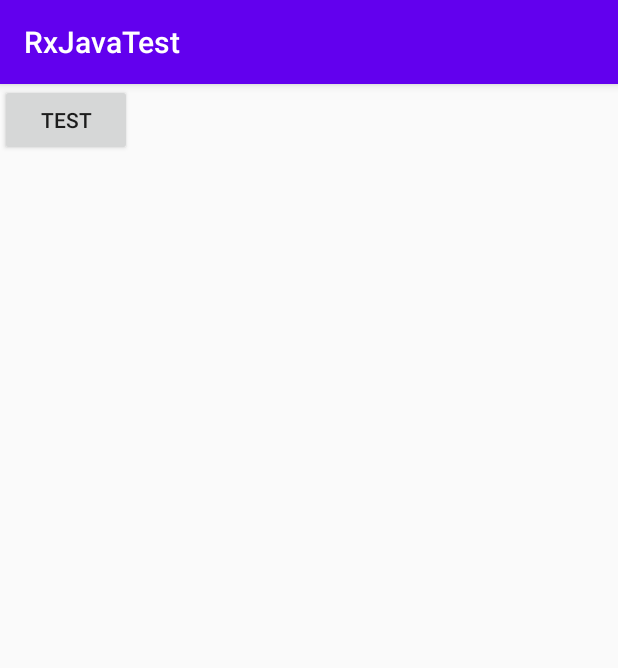
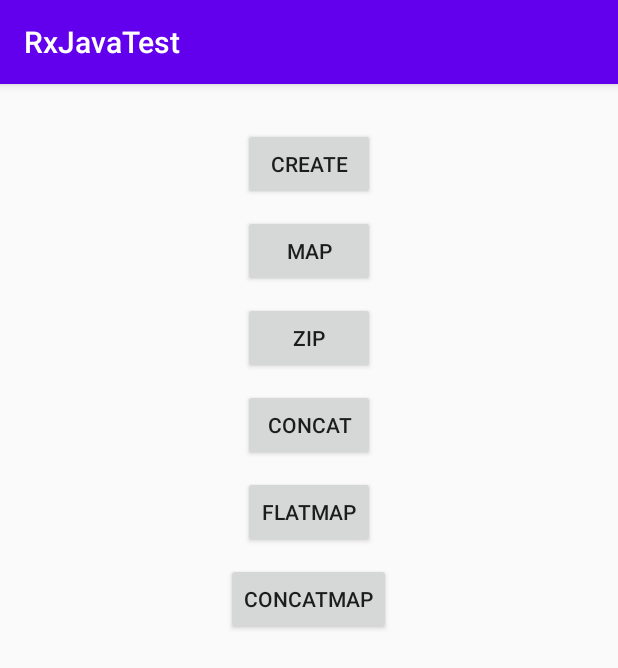
Before and after one commit to boyXue/RxJavaTest, an Android app: the screen it shows after launch (MainActivity), on a phone screen of 412 x 824 dp. Shown: the top 668 px of the screen. Run offline under Robolectric (Android 15) with nearby library versions, the phone set to English and light mode, and no system bars; our stand-ins replace RxJava.

```diff
--- a/app/src/main/res/layout/activity_main.xml
+++ b/app/src/main/res/layout/activity_main.xml
@@ -7,18 +7,56 @@
     android:orientation="vertical"
     tools:context=".MainActivity">
 
-    <Button
-        android:id="@+id/button"
-        android:text="test"
-        android:layout_width="wrap_content"
-        android:layout_height="wrap_content"/>
-
-    <ImageView
-        android:id="@+id/imageView"
-        android:layout_width="wrap_content"
-        android:layout_height="wrap_content" />
     <TextView
         android:id="@+id/textView"
+        android:layout_width="match_parent"
+        android:layout_height="wrap_content" />
+
+    <Button
+        android:id="@+id/createButton"
         android:layout_width="wrap_content"
-        android:layout_height="wrap_content"/>
+        android:layout_height="wrap_content"
+        android:layout_gravity="center_horizontal"
+        android:layout_marginTop="10dp"
+        android:text="create" />
+
+    <Button
+        android:id="@+id/mapButton"
+        android:layout_width="wrap_content"
+        android:layout_height="wrap_content"
+        android:layout_gravity="center_horizontal"
+        android:layout_marginTop="10dp"
+        android:text="map" />
+
+    <Button
+        android:id="@+id/zipButton"
+        android:layout_width="wrap_content"
+        android:layout_height="wrap_content"
+        android:layout_gravity="center_horizontal"
+        android:layout_marginTop="10dp"
+        android:text="zip" />
+
+    <Button
+        android:id="@+id/concatButton"
+        android:layout_width="wrap_content"
+        android:layout_height="wrap_content"
+        android:layout_gravity="center_horizontal"
+        android:layout_marginTop="10dp"
+        android:text="concat" />
+
+    <Button
+        android:id="@+id/flatMapButton"
+        android:layout_width="wrap_content"
+        android:layout_height="wrap_content"
+        android:layout_gravity="center_horizontal"
+        android:layout_marginTop="10dp"
+        android:text="flatMap" />
+
+    <Button
+        android:id="@+id/concatMapButton"
+        android:layout_width="wrap_content"
+        android:layout_height="wrap_content"
+        android:layout_gravity="center_horizontal"
+        android:layout_marginTop="10dp"
+        android:text="concatMap" />
 </LinearLayout>
```
Also changed, not shown: app/build.gradle (+4 -4 lines), app/src/main/java/com/example/rxjavatest/MainActivity.java (+211 -96 lines).
